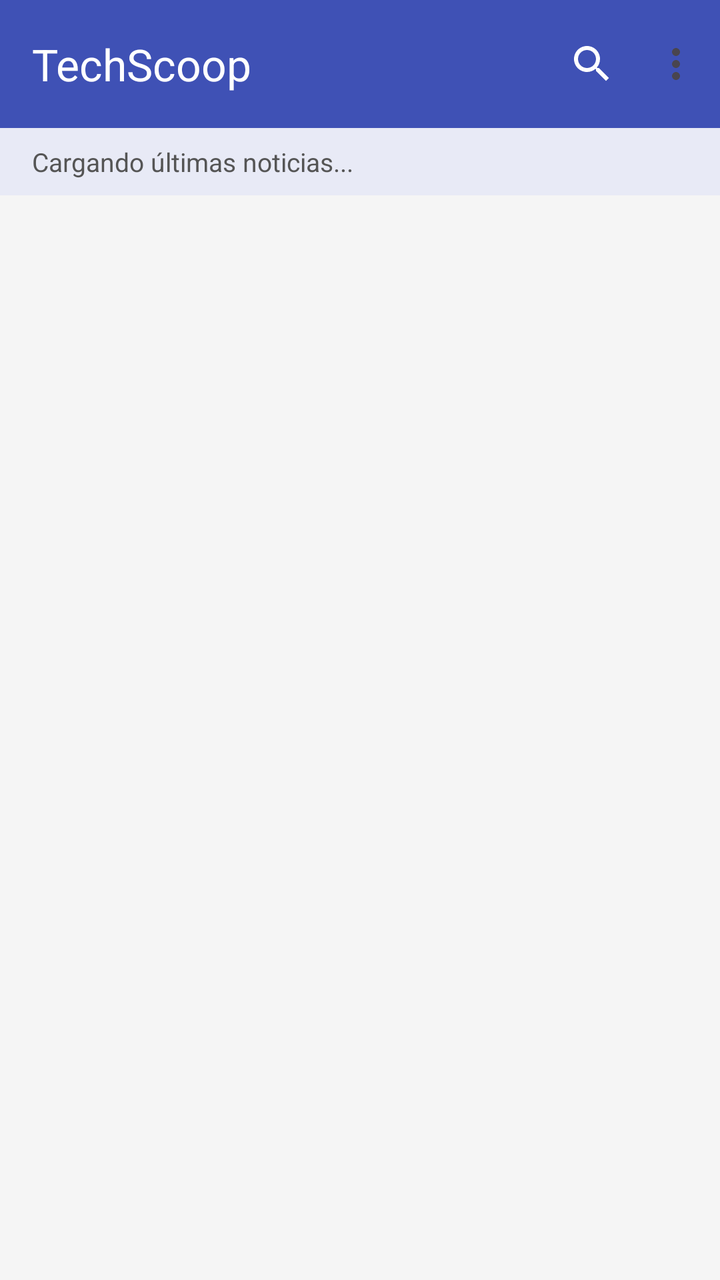
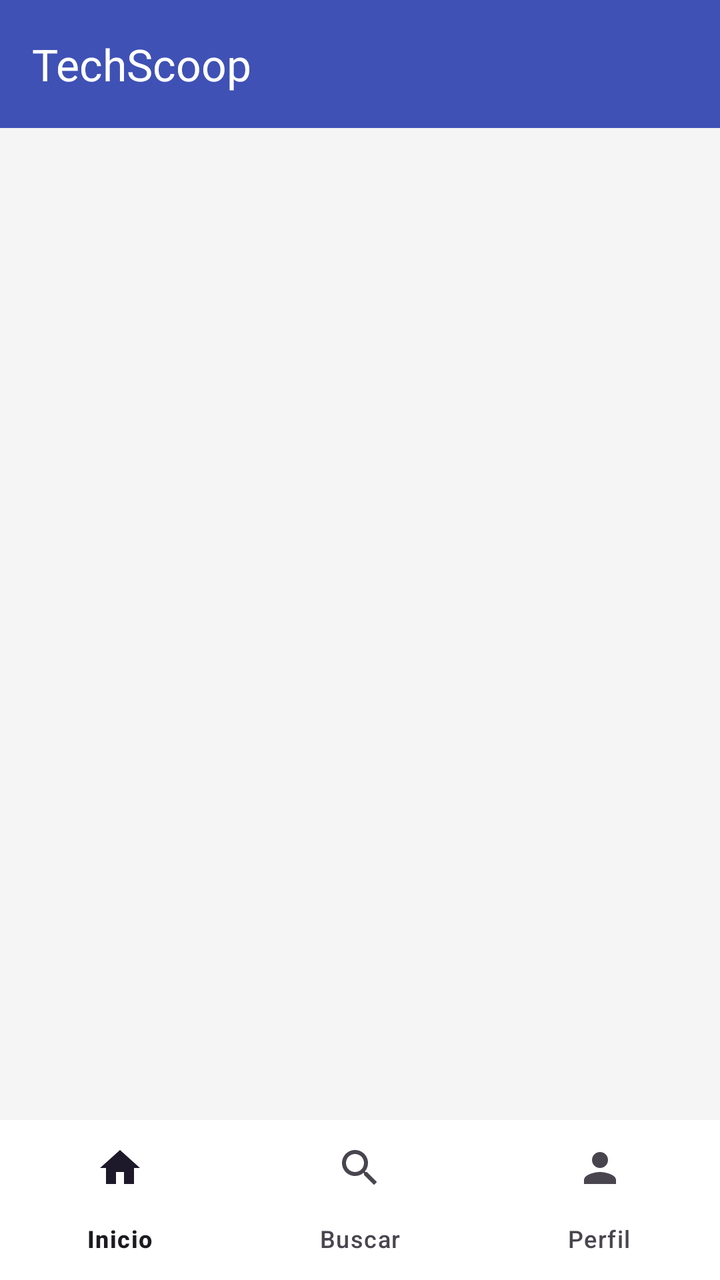

Screens rendered from an Android XML layout before and after an edit, with the pre-edit source and the edit as a unified diff.
<!-- AndroidManifest.xml: application theme Theme.TechScoop -->
<!-- res/layout/activity_main.xml -->
<?xml version="1.0" encoding="utf-8"?>
<androidx.constraintlayout.widget.ConstraintLayout xmlns:android="http://schemas.android.com/apk/res/android"
    xmlns:app="http://schemas.android.com/apk/res-auto"
    xmlns:tools="http://schemas.android.com/tools"
    android:id="@+id/main"
    android:layout_width="match_parent"
    android:layout_height="match_parent"
    android:background="#F5F5F5"
    tools:context=".MainActivity">

    
    <com.google.android.material.appbar.MaterialToolbar
        android:id="@+id/toolbar"
        android:layout_width="0dp"
        android:layout_height="?attr/actionBarSize"
        android:background="#3F51B5"
        app:title="TechScoop"
        app:titleTextColor="#FFFFFF"
        app:menu="@menu/menu_main"
        app:layout_constraintTop_toTopOf="parent"
        app:layout_constraintStart_toStartOf="parent"
        app:layout_constraintEnd_toEndOf="parent" />

    
    <TextView
        android:id="@+id/tvStatus"
        android:layout_width="0dp"
        android:layout_height="wrap_content"
        android:text="Cargando últimas noticias..."
        android:textSize="13sp"
        android:textColor="#555555"
        android:paddingStart="16dp"
        android:paddingEnd="16dp"
        android:paddingTop="8dp"
        android:paddingBottom="8dp"
        android:background="#E8EAF6"
        app:layout_constraintTop_toBottomOf="@id/toolbar"
        app:layout_constraintStart_toStartOf="parent"
        app:layout_constraintEnd_toEndOf="parent" />

    
    <ProgressBar
        android:id="@+id/progressBar"
        android:layout_width="wrap_content"
        android:layout_height="wrap_content"
        android:layout_marginTop="12dp"
        android:visibility="gone"
        app:layout_constraintTop_toBottomOf="@id/tvStatus"
        app:layout_constraintStart_toStartOf="parent"
        app:layout_constraintEnd_toEndOf="parent" />

    
    <TextView
        android:id="@+id/tvCount"
        android:layout_width="0dp"
        android:layout_height="wrap_content"
        android:text=""
        android:textSize="13sp"
        android:textColor="#333333"
        android:paddingStart="16dp"
        android:paddingEnd="16dp"
        android:paddingTop="4dp"
        android:paddingBottom="4dp"
        app:layout_constraintTop_toBottomOf="@id/progressBar"
        app:layout_constraintStart_toStartOf="parent"
        app:layout_constraintEnd_toEndOf="parent" />

    
    <androidx.recyclerview.widget.RecyclerView
        android:id="@+id/rvArticles"
        android:layout_width="0dp"
        android:layout_height="0dp"
        android:padding="8dp"
        android:clipToPadding="false"
        app:layout_constraintTop_toBottomOf="@id/tvCount"
        app:layout_constraintBottom_toBottomOf="parent"
        app:layout_constraintStart_toStartOf="parent"
        app:layout_constraintEnd_toEndOf="parent" />

</androidx.constraintlayout.widget.ConstraintLayout>
<!-- resources referenced by this layout -->
<resources>
  <style name="Theme.TechScoop" parent="Base.Theme.TechScoop" />
  <style name="Base.Theme.TechScoop" parent="Theme.Material3.DayNight.NoActionBar">
          
          
      </style>
</resources>

<!-- the commit's change to res/layout/activity_main.xml (unified diff, before → after) -->
@@ -6,9 +6,8 @@
     android:layout_width="match_parent"
     android:layout_height="match_parent"
     android:background="#F5F5F5"
-    tools:context=".MainActivity">
+    tools:context=".ui.MainActivity">
 
-    
     <com.google.android.material.appbar.MaterialToolbar
         android:id="@+id/toolbar"
         android:layout_width="0dp"
@@ -16,63 +15,25 @@
         android:background="#3F51B5"
         app:title="TechScoop"
         app:titleTextColor="#FFFFFF"
-        app:menu="@menu/menu_main"
         app:layout_constraintTop_toTopOf="parent"
         app:layout_constraintStart_toStartOf="parent"
         app:layout_constraintEnd_toEndOf="parent" />
 
-    
-    <TextView
-        android:id="@+id/tvStatus"
+    <androidx.fragment.app.FragmentContainerView
+        android:id="@+id/main_fragment_container"
         android:layout_width="0dp"
-        android:layout_height="wrap_content"
-        android:text="Cargando últimas noticias..."
-        android:textSize="13sp"
-        android:textColor="#555555"
-        android:paddingStart="16dp"
-        android:paddingEnd="16dp"
-        android:paddingTop="8dp"
-        android:paddingBottom="8dp"
-        android:background="#E8EAF6"
+        android:layout_height="0dp"
         app:layout_constraintTop_toBottomOf="@id/toolbar"
+        app:layout_constraintBottom_toTopOf="@id/bottom_navigation"
         app:layout_constraintStart_toStartOf="parent"
         app:layout_constraintEnd_toEndOf="parent" />
 
-    
-    <ProgressBar
-        android:id="@+id/progressBar"
-        android:layout_width="wrap_content"
-        android:layout_height="wrap_content"
-        android:layout_marginTop="12dp"
-        android:visibility="gone"
-        app:layout_constraintTop_toBottomOf="@id/tvStatus"
-        app:layout_constraintStart_toStartOf="parent"
-        app:layout_constraintEnd_toEndOf="parent" />
-
-    
-    <TextView
-        android:id="@+id/tvCount"
+    <com.google.android.material.bottomnavigation.BottomNavigationView
+        android:id="@+id/bottom_navigation"
         android:layout_width="0dp"
         android:layout_height="wrap_content"
-        android:text=""
-        android:textSize="13sp"
-        android:textColor="#333333"
-        android:paddingStart="16dp"
-        android:paddingEnd="16dp"
-        android:paddingTop="4dp"
-        android:paddingBottom="4dp"
-        app:layout_constraintTop_toBottomOf="@id/progressBar"
-        app:layout_constraintStart_toStartOf="parent"
-        app:layout_constraintEnd_toEndOf="parent" />
-
-    
-    <androidx.recyclerview.widget.RecyclerView
-        android:id="@+id/rvArticles"
-        android:layout_width="0dp"
-        android:layout_height="0dp"
-        android:padding="8dp"
-        android:clipToPadding="false"
-        app:layout_constraintTop_toBottomOf="@id/tvCount"
+        android:background="#FFFFFF"
+        app:menu="@menu/bottom_nav_menu"
         app:layout_constraintBottom_toBottomOf="parent"
         app:layout_constraintStart_toStartOf="parent"
         app:layout_constraintEnd_toEndOf="parent" />
